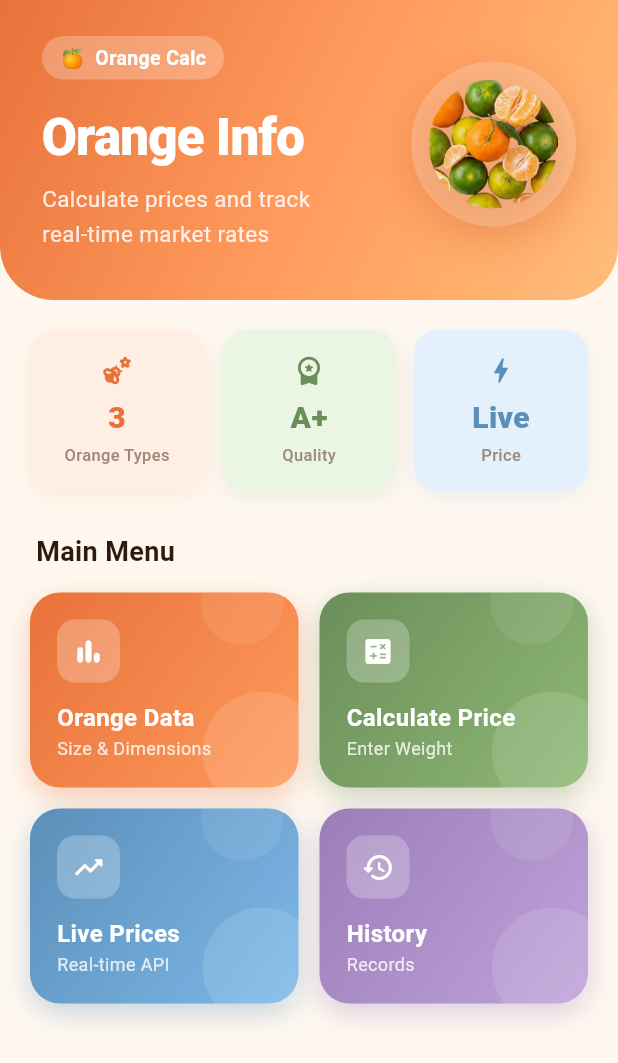
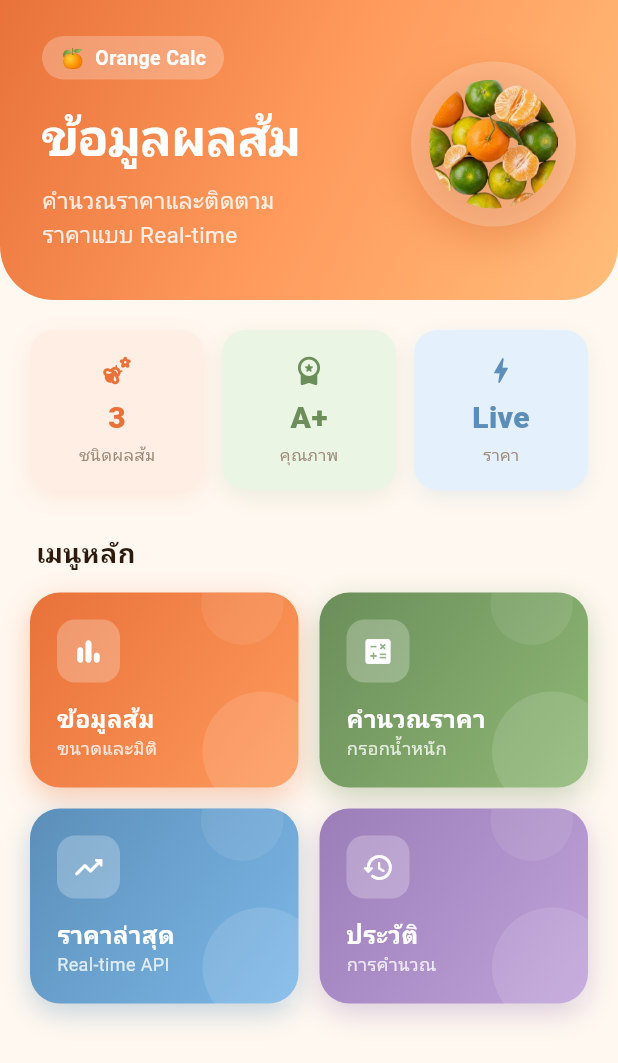
Before and after one commit to MyFirstKiss/Flutter-app-for-orange-price-calculation-main, a Flutter app: the screen it shows after launch, on a phone screen of 412 x 824 dp. Shown: the top 1063 px of the screen. Run offline on Flutter 3.47's test engine with Material 3 defaults, Android fonts, the phone set to English and light mode, and no system bars; our stand-ins replace cloud_firestore, firebase_core; accounts and stored records are empty; Roboto replaces fonts that are missing (Sarabun).

```diff
--- a/lib/models/price_calculation.dart
+++ b/lib/models/price_calculation.dart
@@ -40,16 +40,12 @@
     return PriceCalculation(
       id: 0,
       docId: doc.id,
-      orangeType: data['orangeType'] ?? data['orange_type'] ?? '',
-      orangeName: data['orangeName'] ?? data['orange_name'] ?? '',
-      weightKg: (data['weightKg'] ?? data['weight_kg'] as num? ?? 0).toDouble(),
-      pricePerKg: (data['pricePerKg'] ?? data['price_per_kg'] as num? ?? 0).toDouble(),
-      totalPrice: (data['totalPrice'] ?? data['total_price'] as num? ?? 0).toDouble(),
-      date: data['timestamp'] != null
-          ? (data['timestamp'] as Timestamp).toDate()
-          : data['date'] != null
-              ? (data['date'] as Timestamp).toDate()
-              : DateTime.now(),
+      orangeType: data['orange_type'] ?? '',
+      orangeName: data['orange_name'] ?? '',
+      weightKg: (data['weight_kg'] as num).toDouble(),
+      pricePerKg: (data['price_per_kg'] as num).toDouble(),
+      totalPrice: (data['total_price'] as num).toDouble(),
+      date: (data['date'] as Timestamp).toDate(),
     );
   }
 
--- a/lib/screens/home_screen.dart
+++ b/lib/screens/home_screen.dart
@@ -22,15 +22,15 @@
               padding: const EdgeInsets.fromLTRB(20, 20, 20, 0),
               child: Row(
                 children: [
-                  _buildStatCard('${orangeTypes.length}', 'Orange Types',
+                  _buildStatCard('${orangeTypes.length}', 'ชนิดผลส้ม',
                       Icons.emoji_nature_rounded,
                       const Color(0xFFE8723A), const Color(0xFFFFEEE3)),
                   const SizedBox(width: 12),
-                  _buildStatCard('A+', 'Quality',
+                  _buildStatCard('A+', 'คุณภาพ',
                       Icons.workspace_premium_rounded,
                       const Color(0xFF6B8E5A), const Color(0xFFEBF5E4)),
                   const SizedBox(width: 12),
-                  _buildStatCard('Live', 'Price',
+                  _buildStatCard('Live', 'ราคา',
                       Icons.bolt_rounded,
                       const Color(0xFF5B8FB9), const Color(0xFFE4F0FB)),
                 ],
@@ -40,7 +40,7 @@
             // ── Section label ────────────────────────────────
             const Padding(
               padding: EdgeInsets.fromLTRB(24, 28, 24, 14),
-              child: Text('Main Menu',
+              child: Text('เมนูหลัก',
                   style: TextStyle(
                     fontSize: 18,
                     fontWeight: FontWeight.w700,
@@ -58,8 +58,8 @@
                       Expanded(
                         child: _buildGridCard(
                           icon: Icons.bar_chart_rounded,
-                          title: 'Orange Data',
-                          subtitle: 'Size & Dimensions',
+                          title: 'ข้อมูลส้ม',
+                          subtitle: 'ขนาดและมิติ',
                           gradientColors: const [Color(0xFFE8723A), Color(0xFFFF9A5C)],
                           onTap: () => onNavigate('data'),
                         ),
@@ -68,8 +68,8 @@
                       Expanded(
                         child: _buildGridCard(
                           icon: Icons.calculate_rounded,
-                          title: 'Calculate Price',
-                          subtitle: 'Enter Weight',
+                          title: 'คำนวณราคา',
+                          subtitle: 'กรอกน้ำหนัก',
                           gradientColors: const [Color(0xFF6B8E5A), Color(0xFF8FB876)],
                           onTap: () => onNavigate('calculator'),
                         ),
@@ -82,7 +82,7 @@
                       Expanded(
                         child: _buildGridCard(
                           icon: Icons.trending_up_rounded,
-                          title: 'Live Prices',
+                          title: 'ราคาล่าสุด',
                           subtitle: 'Real-time API',
                           gradientColors: const [Color(0xFF5B8FB9), Color(0xFF7DB8E8)],
                           onTap: () => onNavigate('liveprices'),
@@ -92,8 +92,8 @@
                       Expanded(
                         child: _buildGridCard(
                           icon: Icons.history_rounded,
-                          title: 'History',
-                          subtitle: 'Records',
+                          title: 'ประวัติ',
+                          subtitle: 'การคำนวณ',
                           gradientColors: const [Color(0xFF9B7DB8), Color(0xFFBFA3D9)],
                           onTap: () => onNavigate('history'),
                         ),
@@ -150,7 +150,7 @@
                               fontWeight: FontWeight.w600)),
                     ),
                     const SizedBox(height: 14),
-                    const Text('Orange Info',
+                    const Text('ข้อมูลผลส้ม',
                         style: TextStyle(
                           color: Colors.white,
                           fontSize: 34,
@@ -158,7 +158,7 @@
                           letterSpacing: -0.5,
                         )),
                     const SizedBox(height: 6),
-                    Text('Calculate prices and track\nreal-time market rates',
+                    Text('คำนวณราคาและติดตาม\nราคาแบบ Real-time',
                         style: TextStyle(
                           color: Colors.white.withValues(alpha: 0.85),
                           fontSize: 15,
```
Also changed, not shown: 2 other files.
